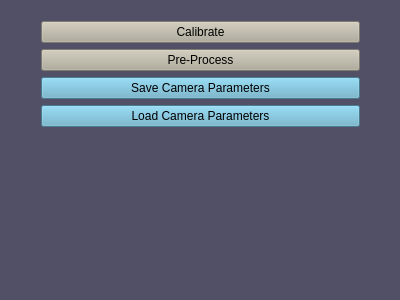
First picture: the form in SegmentationPreprocessor/mainwindow.ui, repository yudanaz/masterthesis, before the edit.
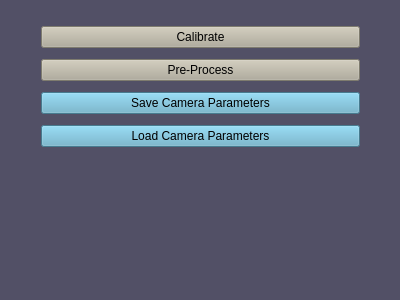
Second picture: the form after the edit.

Patch:
```diff
--- a/SegmentationPreprocessor/mainwindow.ui
+++ b/SegmentationPreprocessor/mainwindow.ui
@@ -23,7 +23,7 @@
       <x>30</x>
       <y>10</y>
       <width>341</width>
-      <height>128</height>
+      <height>156</height>
      </rect>
     </property>
     <layout class="QVBoxLayout" name="verticalLayout">
```
